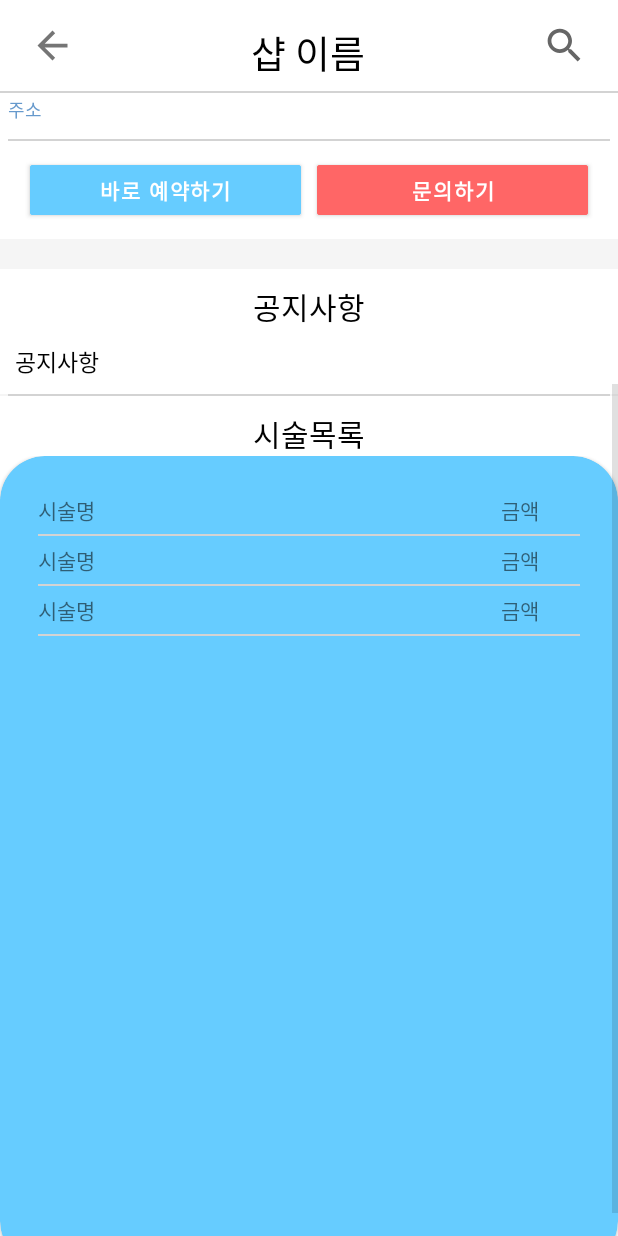
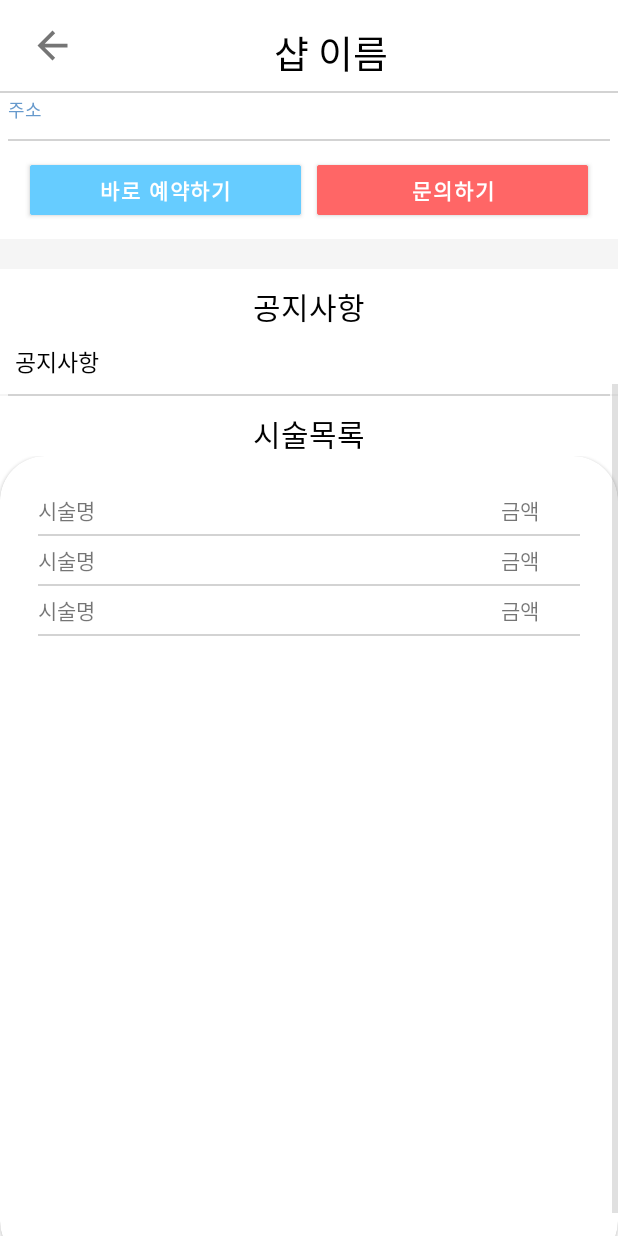
Before and after one commit to egg8/egg8, an Android app: the layout activity_shop.xml on its own in the app's theme, with its tools: preview values and no code run, on a phone screen of 412 x 824 dp. Run offline under Robolectric (Android 15) with nearby library versions, the phone set to English and light mode, and no system bars.

Commit message:
1.29 주석/정리

```diff
--- a/app/src/main/res/layout/activity_shop.xml
+++ b/app/src/main/res/layout/activity_shop.xml
@@ -29,17 +29,10 @@
             android:textColor="@color/black"
             android:textSize="25sp"
             android:layout_marginTop="15dp"
-            android:layout_width="310dp"
+            android:layout_width="340dp"
             android:layout_height="wrap_content"
             android:layout_weight="1"/>
-        <ImageView
-            android:id="@+id/Search"
-            android:layout_marginTop="15dp"
-            android:layout_marginBottom="15dp"
-            android:background="@drawable/ic_baseline_search_24"
-            android:layout_width="30dp"
-            android:layout_height="30dp"
-            android:layout_weight="0.1"/>
+
 
     </LinearLayout>
     <View
@@ -191,7 +184,6 @@
                     android:orientation="vertical">
                 <com.google.android.material.circularreveal.cardview.CircularRevealCardView
                     app:cardCornerRadius="30dp"
-                    app:cardBackgroundColor="#66ccff"
                     android:layout_width="match_parent"
                     android:layout_height="match_parent">
 
```
Also changed, not shown: app/src/main/java/com/egg8/ui/supp/ChangeCategory.java (+7 -5 lines).
